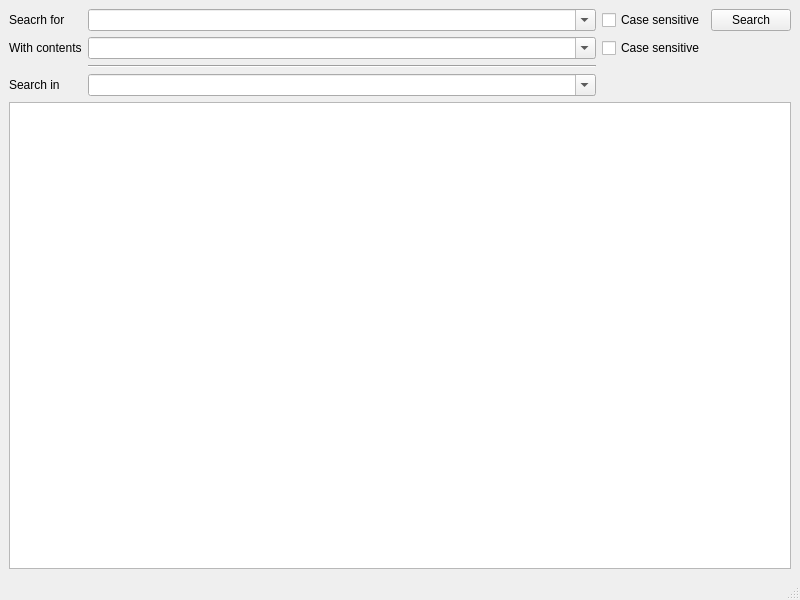
VioletGiraffe/file-commander, file qt-app/src/filessearchdialog/cfilessearchwindow.ui: the form before one commit.
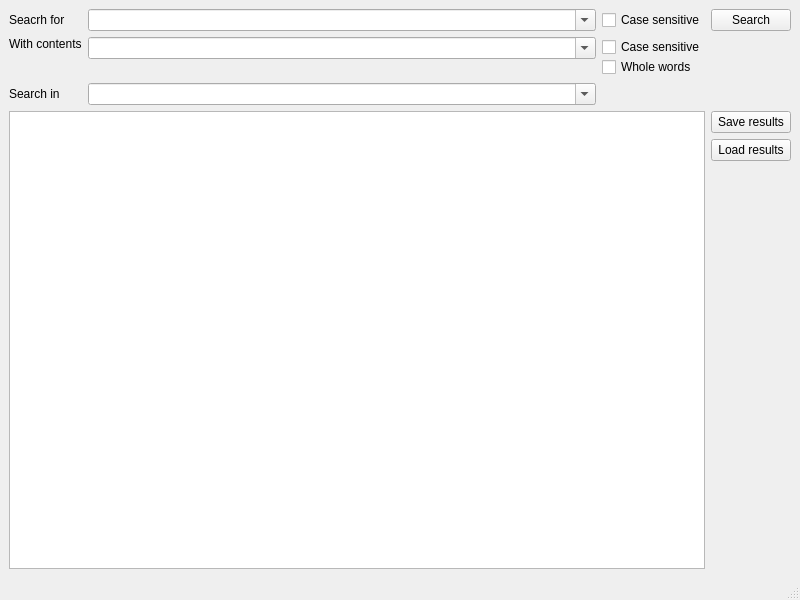
The form after the commit. Custom widgets are drawn as their Qt base class.

What changed in the file:
```diff
--- a/qt-app/src/filessearchdialog/cfilessearchwindow.ui
+++ b/qt-app/src/filessearchdialog/cfilessearchwindow.ui
@@ -14,30 +14,9 @@
    <string>File search</string>
   </property>
   <widget class="QWidget" name="centralwidget">
-   <layout class="QVBoxLayout" name="verticalLayout">
+   <layout class="QVBoxLayout" name="verticalLayout_4">
     <item>
-     <layout class="QGridLayout" name="gridLayout" columnstretch="0,1,0,0">
-      <item row="0" column="0">
-       <widget class="QLabel" name="label">
-        <property name="text">
-         <string>Seacrh for</string>
-        </property>
-       </widget>
-      </item>
-      <item row="0" column="1">
-       <widget class="CHistoryComboBox" name="nameToFind">
-        <property name="editable">
-         <bool>true</bool>
-        </property>
-       </widget>
-      </item>
-      <item row="0" column="2">
-       <widget class="QCheckBox" name="cbNameCaseSensitive">
-        <property name="text">
-         <string>Case sensitive</string>
-        </property>
-       </widget>
-      </item>
+     <layout class="QGridLayout" name="gridLayout" rowstretch="0,0,0,1" columnstretch="0,1,0,0">
       <item row="0" column="3">
        <widget class="QPushButton" name="btnSearch">
         <property name="focusPolicy">
@@ -48,57 +27,157 @@
         </property>
        </widget>
       </item>
+      <item row="0" column="2">
+       <widget class="QCheckBox" name="cbNameCaseSensitive">
+        <property name="sizePolicy">
+         <sizepolicy hsizetype="Minimum" vsizetype="Preferred">
+          <horstretch>0</horstretch>
+          <verstretch>0</verstretch>
+         </sizepolicy>
+        </property>
+        <property name="baseSize">
+         <size>
+          <width>20</width>
+          <height>20</height>
+         </size>
+        </property>
+        <property name="text">
+         <string>Case sensitive</string>
+        </property>
+       </widget>
+      </item>
+      <item row="2" column="1">
+       <widget class="CHistoryComboBox" name="searchRoot">
+        <property name="editable">
+         <bool>true</bool>
+        </property>
+       </widget>
+      </item>
       <item row="1" column="0">
        <widget class="QLabel" name="label_2">
         <property name="text">
          <string>With contents</string>
         </property>
+        <property name="alignment">
+         <set>Qt::AlignLeading|Qt::AlignLeft|Qt::AlignTop</set>
+        </property>
        </widget>
       </item>
-      <item row="1" column="1">
-       <widget class="CHistoryComboBox" name="fileContentsToFind">
-        <property name="editable">
+      <item row="3" column="0" colspan="3">
+       <widget class="QListWidget" name="resultsList">
+        <property name="uniformItemSizes">
          <bool>true</bool>
         </property>
        </widget>
       </item>
-      <item row="1" column="2">
-       <widget class="QCheckBox" name="cbContentsCaseSensitive">
+      <item row="0" column="0">
+       <widget class="QLabel" name="label">
         <property name="text">
-         <string>Case sensitive</string>
+         <string>Seacrh for</string>
         </property>
        </widget>
       </item>
-      <item row="2" column="1">
-       <widget class="Line" name="line_2">
-        <property name="orientation">
-         <enum>Qt::Horizontal</enum>
-        </property>
-       </widget>
-      </item>
-      <item row="3" column="0">
+      <item row="2" column="0">
        <widget class="QLabel" name="label_3">
         <property name="text">
          <string>Search in</string>
         </property>
        </widget>
       </item>
-      <item row="3" column="1">
-       <widget class="CHistoryComboBox" name="searchRoot">
+      <item row="0" column="1">
+       <widget class="CHistoryComboBox" name="nameToFind">
         <property name="editable">
          <bool>true</bool>
         </property>
        </widget>
       </item>
+      <item row="1" column="1">
+       <layout class="QVBoxLayout" name="verticalLayout_2">
+        <property name="spacing">
+         <number>0</number>
+        </property>
+        <item>
+         <widget class="CHistoryComboBox" name="fileContentsToFind">
+          <property name="editable">
+           <bool>true</bool>
+          </property>
+         </widget>
+        </item>
+        <item>
+         <spacer name="verticalSpacer">
+          <property name="orientation">
+           <enum>Qt::Vertical</enum>
+          </property>
+          <property name="sizeHint" stdset="0">
+           <size>
+            <width>20</width>
+            <height>0</height>
+           </size>
+          </property>
+         </spacer>
+        </item>
+       </layout>
+      </item>
+      <item row="1" column="2">
+       <layout class="QVBoxLayout" name="verticalLayout">
+        <property name="spacing">
+         <number>0</number>
+        </property>
+        <item>
+         <widget class="QCheckBox" name="cbContentsCaseSensitive">
+          <property name="autoFillBackground">
+           <bool>false</bool>
+          </property>
+          <property name="text">
+           <string>Case sensitive</string>
+          </property>
+         </widget>
+        </item>
+        <item>
+         <widget class="QCheckBox" name="cbContentsWholeWords">
+          <property name="text">
+           <string>Whole words</string>
+          </property>
+         </widget>
+        </item>
+       </layout>
+      </item>
+      <item row="3" column="3">
+       <layout class="QVBoxLayout" name="verticalLayout_3">
+        <property name="spacing">
+         <number>6</number>
+        </property>
+        <item>
+         <widget class="QPushButton" name="btnSaveResults">
+          <property name="text">
+           <string>Save results</string>
+          </property>
+         </widget>
+        </item>
+        <item>
+         <widget class="QPushButton" name="btnLoadResults">
+          <property name="text">
+           <string>Load results</string>
+          </property>
+         </widget>
+        </item>
+        <item>
+         <spacer name="verticalSpacer_2">
+          <property name="orientation">
+           <enum>Qt::Vertical</enum>
+          </property>
+          <property name="sizeHint" stdset="0">
+           <size>
+            <width>20</width>
+            <height>0</height>
+           </size>
+          </property>
+         </spacer>
+        </item>
+       </layout>
+      </item>
      </layout>
     </item>
-    <item>
-     <widget class="QListWidget" name="resultsList">
-      <property name="uniformItemSizes">
-       <bool>true</bool>
-      </property>
-     </widget>
-    </item>
    </layout>
   </widget>
   <widget class="QMenuBar" name="menubar">
```
Left out of the diff: 2 changed lines with no effect on the pictures.
